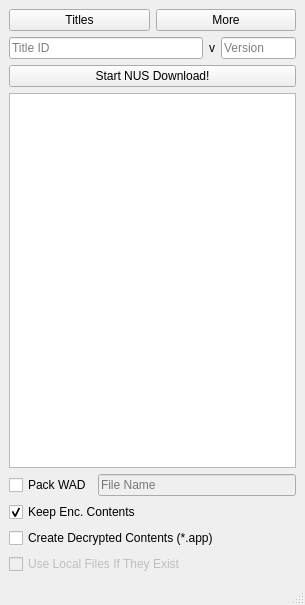
Before: the Qt Designer form qt/ui/MainMenu.ui in NinjaCheetah/NUSGet, drawn with Qt 5.
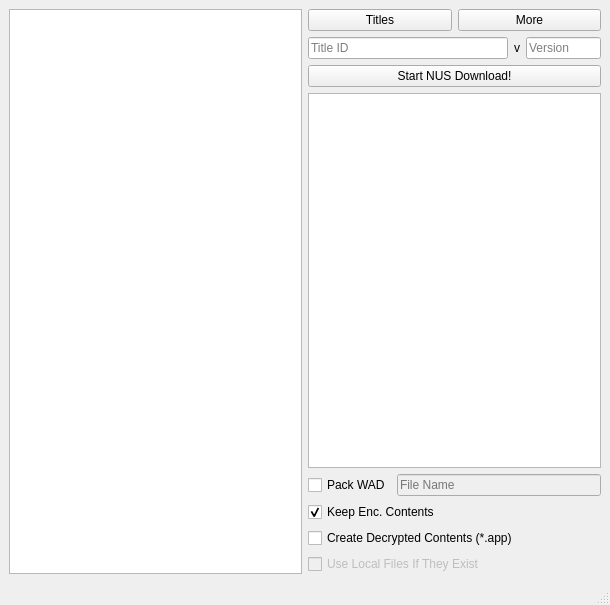
After: the same form once the commit is applied.

Diff of the .ui file:
```diff
--- a/qt/ui/MainMenu.ui
+++ b/qt/ui/MainMenu.ui
@@ -6,19 +6,19 @@
    <rect>
     <x>0</x>
     <y>0</y>
-    <width>305</width>
+    <width>610</width>
     <height>605</height>
    </rect>
   </property>
   <property name="minimumSize">
    <size>
-    <width>305</width>
+    <width>610</width>
     <height>605</height>
    </size>
   </property>
   <property name="maximumSize">
    <size>
-    <width>305</width>
+    <width>800</width>
     <height>605</height>
    </size>
   </property>
@@ -26,7 +26,24 @@
    <string>MainWindow</string>
   </property>
   <widget class="QWidget" name="centralwidget">
-   <layout class="QVBoxLayout" name="verticalLayout_2">
+   <layout class="QHBoxLayout" name="horizontalLayout_3">
+    <item>
+     <widget class="QTreeWidget" name="title_tree">
+      <property name="columnCount">
+       <number>1</number>
+      </property>
+      <attribute name="headerVisible">
+       <bool>false</bool>
+      </attribute>
+      <column>
+       <property name="text">
+        <string notr="true">1</string>
+       </property>
+      </column>
+     </widget>
+    </item>
+    <item>
+     <layout class="QVBoxLayout" name="verticalLayout_3">
     <item>
      <layout class="QHBoxLayout" name="horizontalLayout">
       <item>
@@ -142,6 +159,8 @@
      </widget>
     </item>
    </layout>
+    </item>
+   </layout>
   </widget>
   <widget class="QMenuBar" name="menubar">
    <property name="geometry">
```
Left out of the diff: 2 changed lines with no effect on the pictures. Lines whose indentation alone changed are shown as unchanged.
